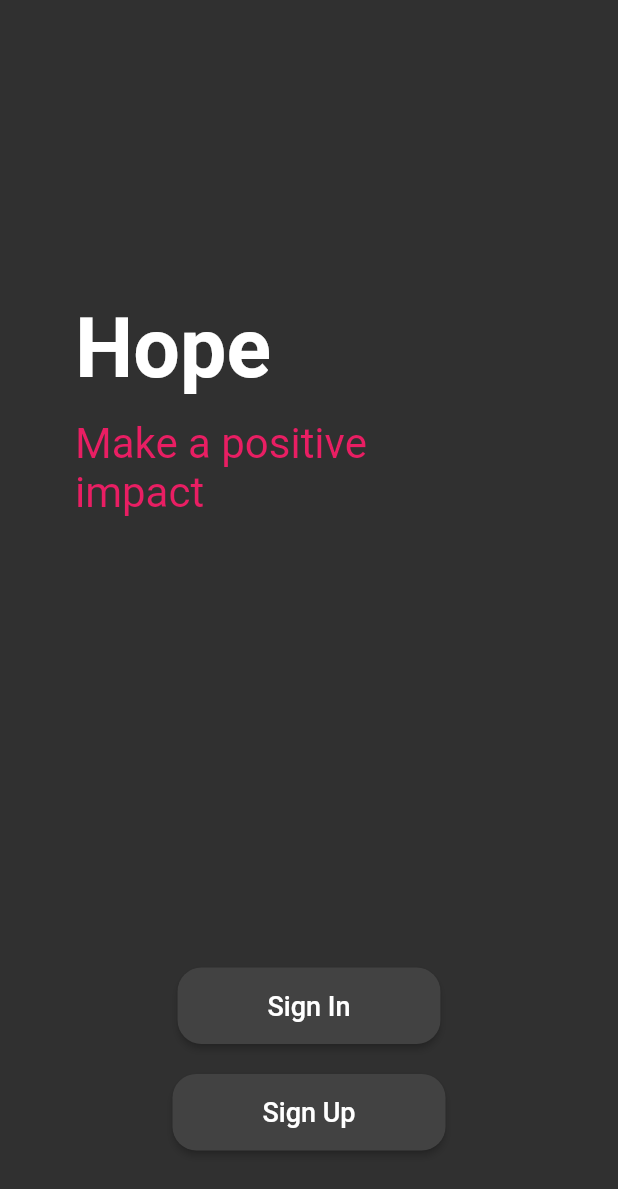
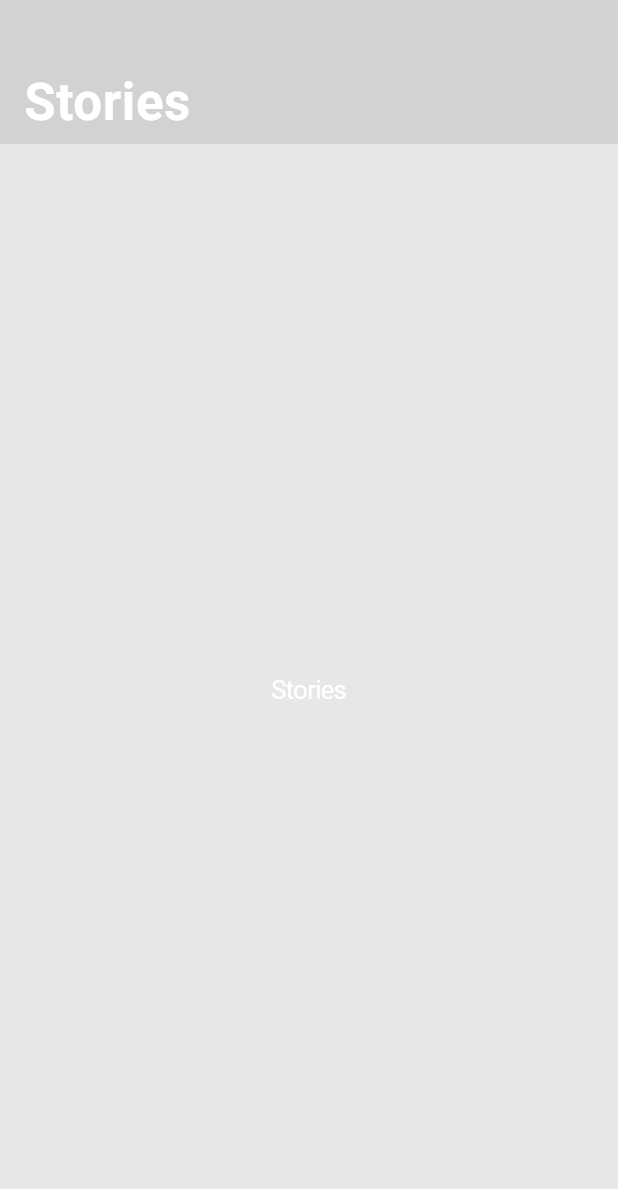
Before and after one commit to kamilgeagea/hope-uoft-hacks-2022, a Flutter app: the screen it shows after launch, on a phone screen of 412 x 824 dp. Shown: the top 1189 px of the screen. Run offline on Flutter 3.47's test engine with Material 2 defaults, Android fonts, the phone set to English and light mode, and no system bars.

Commit message:
setup posts screen

```diff
--- /dev/null
+++ b/client/lib/constants.dart
@@ -0,0 +1,5 @@
+import "package:flutter/cupertino.dart";
+
+const kPRIMARY_COLOR = Color(0x181818);
+const kSECONDARY_COLOR = Color(0x2D2D2D);
+const kACCENT_COLOR = Color(0xD51D8B);
--- a/client/lib/main.dart
+++ b/client/lib/main.dart
@@ -1,6 +1,10 @@
 import 'package:flutter/material.dart';
+import 'package:flutter/cupertino.dart';
+
+import 'constants.dart';
 
 import 'pages/launch.dart';
+import 'pages/posts/posts.dart';
 
 void main() {
   runApp(const MyApp());
@@ -12,11 +16,14 @@ class MyApp extends StatelessWidget {
   // This widget is the root of your application.
   @override
   Widget build(BuildContext context) {
-    return MaterialApp(
-      home: Launch(),
+    return CupertinoApp(
+      home: Posts(),
       debugShowCheckedModeBanner: false,
       title: 'Launch',
-      theme: ThemeData.dark(),
+      theme: const CupertinoThemeData(
+          brightness: Brightness.dark,
+          barBackgroundColor: kPRIMARY_COLOR,
+          scaffoldBackgroundColor: kPRIMARY_COLOR),
     );
   }
 }
--- /dev/null
+++ b/client/lib/pages/posts/posts.dart
@@ -0,0 +1,24 @@
+import 'package:flutter/cupertino.dart';
+import 'package:flutter/material.dart';
+
+class Posts extends StatelessWidget {
+  @override
+  Widget build(BuildContext context) {
+    return CupertinoPageScaffold(
+      child: NestedScrollView(
+        headerSliverBuilder: (BuildContext context, bool innerBoxIsScrolled) {
+          return <Widget>[
+            const CupertinoSliverNavigationBar(
+              largeTitle: Text(
+                "Stories",
+              ),
+            )
+          ];
+        },
+        body: const Center(
+          child: Text("Stories"),
+        ),
+      ),
+    );
+  }
+}
```
